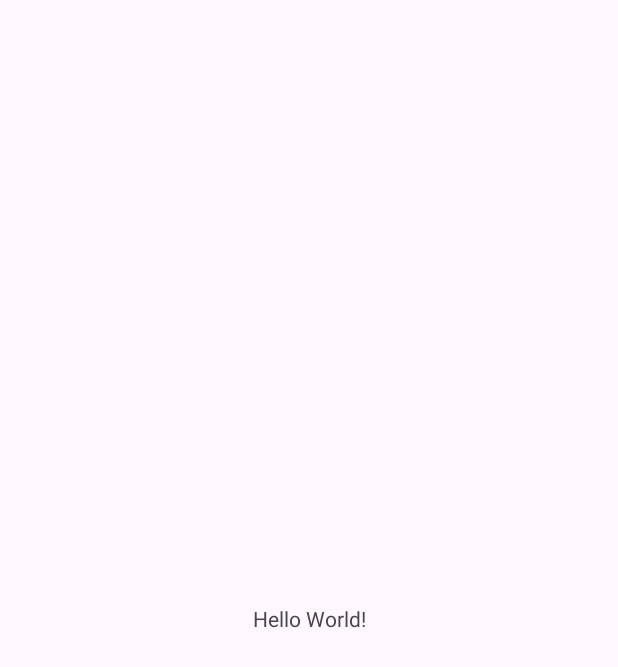
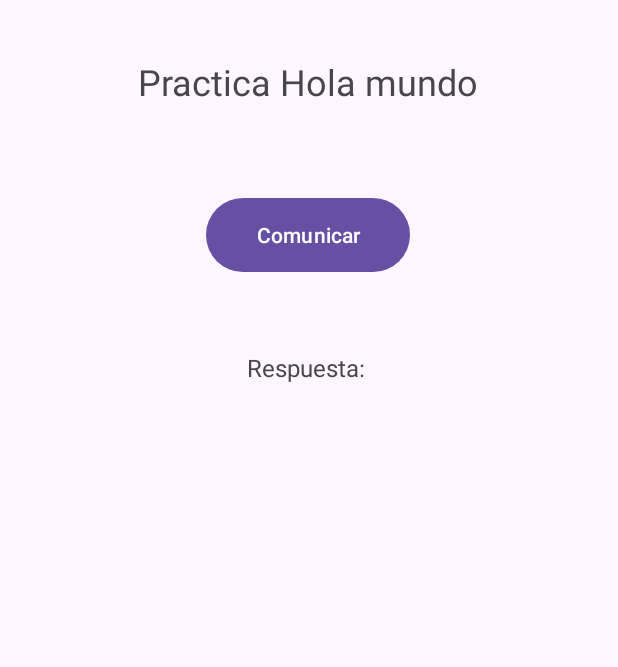
Before and after one commit to PaulDiaz054/ClienteConsumoWS, an Android app: the screen it shows after launch (MainActivity), on a phone screen of 412 x 824 dp. Before the commit the part shown is almost empty. Shown: the top 667 px of the screen. Run offline under Robolectric (Android 15) with nearby library versions, the phone set to English and light mode, and no system bars.

```diff
--- a/app/build.gradle
+++ b/app/build.gradle
@@ -29,10 +29,10 @@ android {
 }
 
 dependencies {
-
-    implementation 'androidx.appcompat:appcompat:1.7.0'
+    implementation 'com.squareup.okhttp3:okhttp:3.12.0'
+    implementation 'androidx.appcompat:appcompat:1.6.1'
     implementation 'com.google.android.material:material:1.5.0'
-    implementation 'androidx.constraintlayout:constraintlayout:2.2.0'
+    implementation 'androidx.constraintlayout:constraintlayout:2.1.4'
     testImplementation 'junit:junit:4.13.2'
     androidTestImplementation 'androidx.test.ext:junit:1.2.1'
     androidTestImplementation 'androidx.test.espresso:espresso-core:3.6.1'
--- a/app/src/main/AndroidManifest.xml
+++ b/app/src/main/AndroidManifest.xml
@@ -1,7 +1,7 @@
 <?xml version="1.0" encoding="utf-8"?>
 <manifest xmlns:android="http://schemas.android.com/apk/res/android"
     xmlns:tools="http://schemas.android.com/tools">
-
+    <uses-permission android:name="android.permission.INTERNET" />
     <application
         android:allowBackup="true"
         android:dataExtractionRules="@xml/data_extraction_rules"
@@ -10,6 +10,7 @@
         android:label="@string/app_name"
         android:roundIcon="@mipmap/ic_launcher_round"
         android:supportsRtl="true"
+        android:usesCleartextTraffic="true"
         android:theme="@style/Theme.ClienteConsumoWS"
         tools:targetApi="31">
         <activity
--- a/app/src/main/res/layout/activity_main.xml
+++ b/app/src/main/res/layout/activity_main.xml
@@ -6,13 +6,53 @@
     android:layout_height="match_parent"
     tools:context=".MainActivity">
 
+    <Button
+        android:id="@+id/btnComunicar"
+        android:layout_width="136dp"
+        android:layout_height="57dp"
+        android:text="Comunicar"
+        app:layout_constraintBottom_toBottomOf="parent"
+        app:layout_constraintEnd_toEndOf="parent"
+        app:layout_constraintHorizontal_bias="0.498"
+        app:layout_constraintStart_toStartOf="parent"
+        app:layout_constraintTop_toTopOf="parent"
+        app:layout_constraintVertical_bias="0.167" />
+
     <TextView
-        android:layout_width="wrap_content"
-        android:layout_height="wrap_content"
-        android:text="Hello World!"
+        android:id="@+id/tvRespuesta"
+        android:layout_width="231dp"
+        android:layout_height="266dp"
         app:layout_constraintBottom_toBottomOf="parent"
         app:layout_constraintEnd_toEndOf="parent"
         app:layout_constraintStart_toStartOf="parent"
-        app:layout_constraintTop_toTopOf="parent" />
+        app:layout_constraintTop_toTopOf="parent"
+        app:layout_constraintVertical_bias="0.55" />
+
+    <TextView
+        android:id="@+id/textView2"
+        android:layout_width="121dp"
+        android:layout_height="30dp"
+        android:text="Respuesta: "
+        android:textAlignment="center"
+        android:textSize="16sp"
+        app:layout_constraintBottom_toBottomOf="parent"
+        app:layout_constraintEnd_toEndOf="parent"
+        app:layout_constraintStart_toStartOf="parent"
+        app:layout_constraintTop_toTopOf="parent"
+        app:layout_constraintVertical_bias="0.295" />
+
+    <TextView
+        android:id="@+id/textView4"
+        android:layout_width="244dp"
+        android:layout_height="48dp"
+        android:text="Practica Hola mundo"
+        android:textAlignment="center"
+        android:textSize="24sp"
+        app:layout_constraintBottom_toBottomOf="parent"
+        app:layout_constraintEnd_toEndOf="parent"
+        app:layout_constraintHorizontal_bias="0.497"
+        app:layout_constraintStart_toStartOf="parent"
+        app:layout_constraintTop_toTopOf="parent"
+        app:layout_constraintVertical_bias="0.049" />
 
 </androidx.constraintlayout.widget.ConstraintLayout>
```
Also changed, not shown: app/src/main/java/com/example/clienteconsumows/MainActivity.java (+71 -0 lines).
